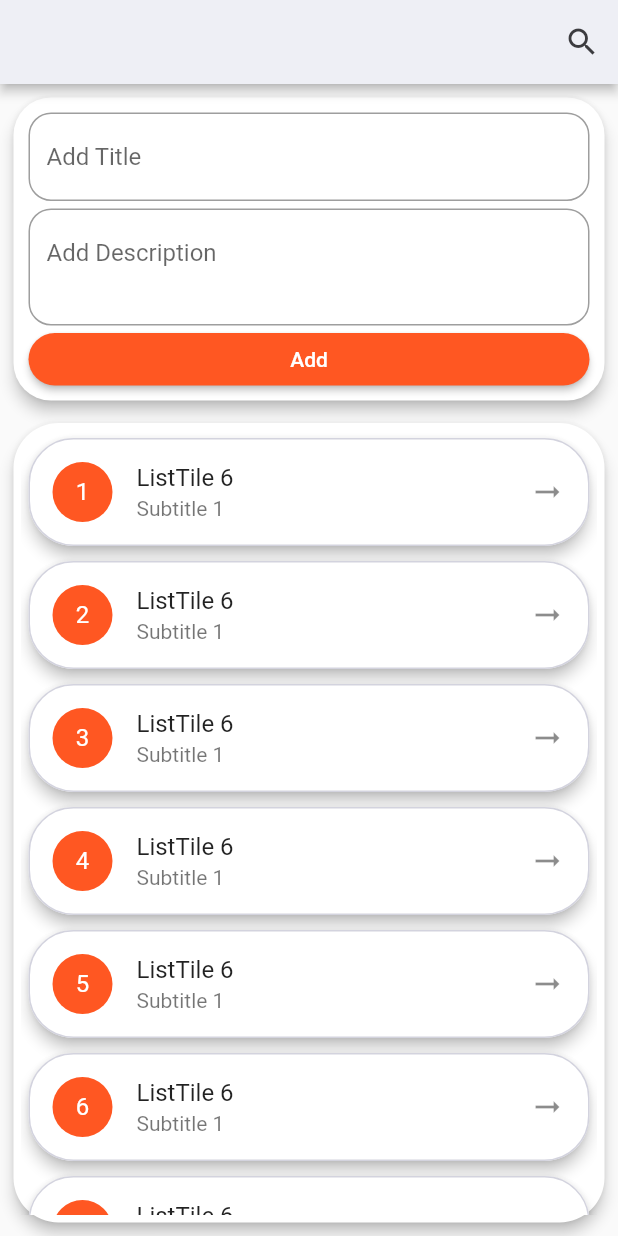
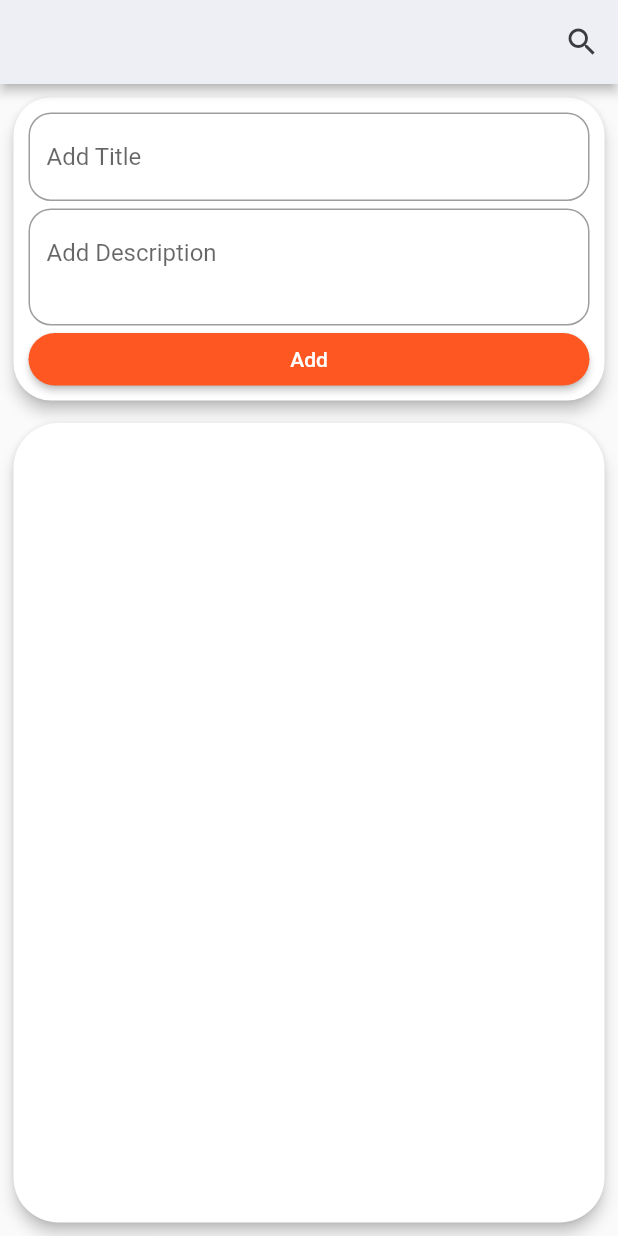
Before and after one commit to Ridoy-paul/flutter-development-course-assignments-and-live-test, a Flutter app: the screen it shows after launch, on a phone screen of 412 x 824 dp. Run offline on Flutter 3.47's test engine with Material 2 defaults, Android fonts, the phone set to English and light mode, and no system bars.

Commit message:
module 10 assignment Updated.

```diff
--- a/lib/homeScreen.dart
+++ b/lib/homeScreen.dart
@@ -2,6 +2,7 @@ import 'package:flutter/material.dart';
 import 'constants/colors.dart';
 import 'widgets/add_todo.dart';
 import 'widgets/update_todo.dart';
+import 'model/todo_brain.dart';
 
 class HomeScreen extends StatefulWidget {
   const HomeScreen({super.key});
@@ -11,6 +12,8 @@ class HomeScreen extends StatefulWidget {
 }
 
 class _HomeScreenState extends State<HomeScreen> {
+  List<TODO> todoList = TODO.todoList();
+
   @override
   Widget build(BuildContext context) {
     return Scaffold(
@@ -32,7 +35,11 @@ class _HomeScreenState extends State<HomeScreen> {
             children: [
               Column(
                 children: [
-                  const AddToDo(),
+                  AddToDo(
+                    onAddTap: (TODO todo) {
+                      addToDoCallback(todo);
+                    },
+                  ),
                   const SizedBox(
                     height: 7,
                   ),
@@ -44,7 +51,7 @@ class _HomeScreenState extends State<HomeScreen> {
                       child: Padding(
                         padding: const EdgeInsets.all(5),
                         child: ListView.builder(
-                            itemCount: 10,
+                            itemCount: todoList.length,
                             itemBuilder: (context, index) {
                               return Padding(
                                 padding: const EdgeInsets.all(1.0),
@@ -66,8 +73,8 @@ class _HomeScreenState extends State<HomeScreen> {
                                         ),
                                       ),
                                     ),
-                                    title: Text('ListTile 6'),
-                                    subtitle: Text('Subtitle 1'),
+                                    title: Text('${todoList[index].title}'),
+                                    subtitle: Text('${todoList[index].description}'),
                                     trailing: const Icon(Icons.arrow_right_alt),
                                     onLongPress: () {
                                       showDialog(
@@ -203,4 +210,11 @@ class _HomeScreenState extends State<HomeScreen> {
       ),
     );
   }
+
+  void addToDoCallback(TODO todo) {
+    setState(() {
+      todoList.add(todo);
+    });
+  }
+
 }
--- /dev/null
+++ b/lib/model/todo_brain.dart
@@ -0,0 +1,16 @@
+class TODO {
+  String? title;
+  String? description;
+  DateTime? createdAt, updatedAt;
+
+  TODO({
+    required this.title,
+    required this.description,
+    required this.createdAt,
+    required this.updatedAt,
+  });
+
+  static List<TODO> todoList() {
+    return [];
+  }
+}
--- a/lib/widgets/add_todo.dart
+++ b/lib/widgets/add_todo.dart
@@ -1,14 +1,27 @@
 
 import 'package:flutter/material.dart';
 import '../constants/colors.dart';
+import '../model/todo_brain.dart';
 
-class AddToDo extends StatelessWidget {
+class AddToDo extends StatefulWidget {
   const AddToDo({
     super.key,
+    required this.onAddTap,
   });
 
+  final Function(TODO) onAddTap;
+
+  @override
+  State<AddToDo> createState() => _AddToDoState();
+}
+
+class _AddToDoState extends State<AddToDo> {
   @override
   Widget build(BuildContext context) {
+
+
+
+
     return Card(
       elevation: 4,
       shape: RoundedRectangleBorder(
```
